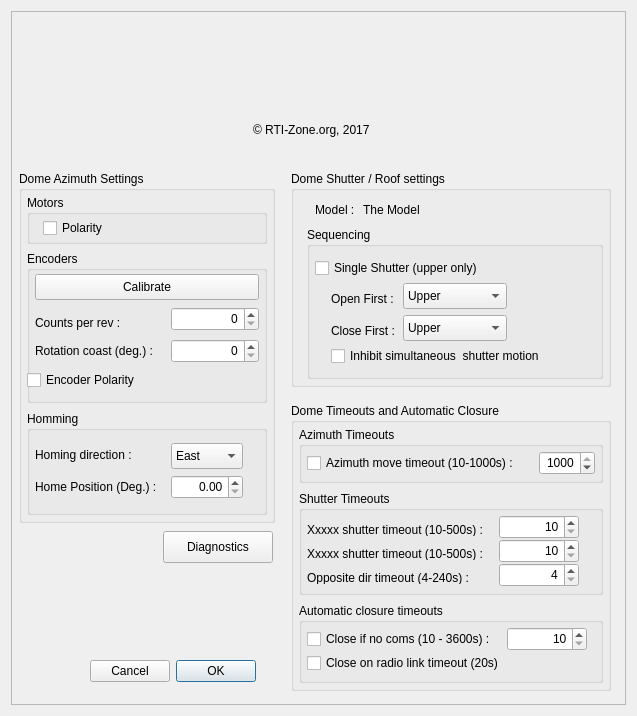
Qt form DomePro.ui (rpineau/DomePro) before a commit.
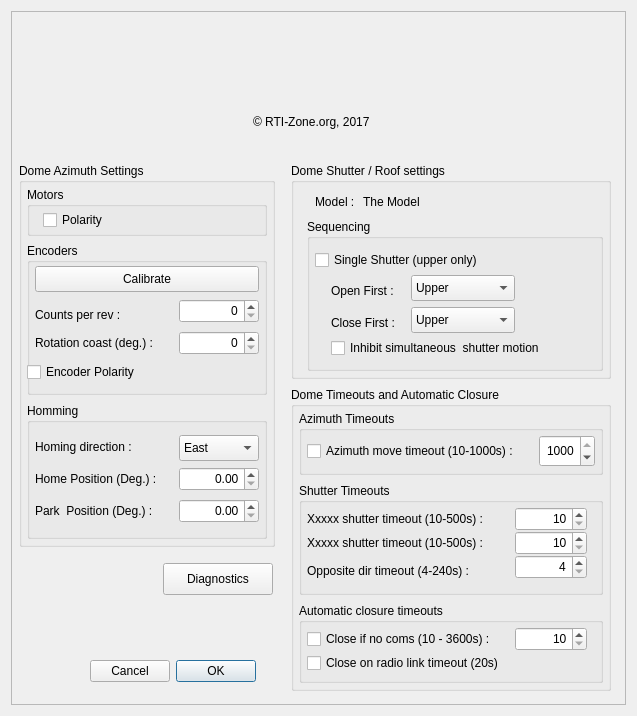
The same form after that commit. Icons and pictures are not drawn. Custom widgets are drawn as their Qt base class.

Commit message: Partly implemented the UI.

```diff
--- a/DomePro.ui
+++ b/DomePro.ui
@@ -12,14 +12,14 @@
   </property>
   <property name="minimumSize">
    <size>
-    <width>344</width>
-    <height>442</height>
+    <width>637</width>
+    <height>716</height>
    </size>
   </property>
   <property name="maximumSize">
    <size>
-    <width>9999</width>
-    <height>9999</height>
+    <width>637</width>
+    <height>716</height>
    </size>
   </property>
   <property name="windowTitle">
@@ -36,8 +36,8 @@
      </property>
      <property name="maximumSize">
       <size>
-       <width>1024</width>
-       <height>768</height>
+       <width>9999</width>
+       <height>9999</height>
       </size>
      </property>
      <property name="frameShape">
@@ -53,9 +53,9 @@
       <property name="geometry">
        <rect>
         <x>8</x>
-        <y>160</y>
+        <y>152</y>
         <width>256</width>
-        <height>352</height>
+        <height>384</height>
        </rect>
       </property>
       <property name="title">
@@ -104,7 +104,7 @@
          <rect>
           <x>8</x>
           <y>88</y>
-          <width>128</width>
+          <width>136</width>
           <height>24</height>
          </rect>
         </property>
@@ -115,9 +115,9 @@
        <widget class="QSpinBox" name="spinBox">
         <property name="geometry">
          <rect>
-          <x>144</x>
+          <x>152</x>
           <y>88</y>
-          <width>88</width>
+          <width>80</width>
           <height>24</height>
          </rect>
         </property>
@@ -130,7 +130,7 @@
          <rect>
           <x>8</x>
           <y>64</y>
-          <width>96</width>
+          <width>136</width>
           <height>16</height>
          </rect>
         </property>
@@ -141,9 +141,9 @@
        <widget class="QSpinBox" name="ticksPerRev">
         <property name="geometry">
          <rect>
-          <x>144</x>
+          <x>152</x>
           <y>56</y>
-          <width>88</width>
+          <width>80</width>
           <height>24</height>
          </rect>
         </property>
@@ -187,7 +187,7 @@
          <x>8</x>
          <y>240</y>
          <width>240</width>
-         <height>104</height>
+         <height>136</height>
         </rect>
        </property>
        <property name="title">
@@ -198,7 +198,7 @@
          <rect>
           <x>8</x>
           <y>64</y>
-          <width>132</width>
+          <width>136</width>
           <height>24</height>
          </rect>
         </property>
@@ -209,9 +209,9 @@
        <widget class="QDoubleSpinBox" name="homePosition">
         <property name="geometry">
          <rect>
-          <x>144</x>
+          <x>152</x>
           <y>64</y>
-          <width>72</width>
+          <width>80</width>
           <height>24</height>
          </rect>
         </property>
@@ -227,7 +227,7 @@
          <rect>
           <x>8</x>
           <y>32</y>
-          <width>104</width>
+          <width>136</width>
           <height>24</height>
          </rect>
         </property>
@@ -238,9 +238,9 @@
        <widget class="QComboBox" name="comboBox_3">
         <property name="geometry">
          <rect>
-          <x>144</x>
+          <x>152</x>
           <y>32</y>
-          <width>72</width>
+          <width>80</width>
           <height>26</height>
          </rect>
         </property>
@@ -255,13 +255,42 @@
          </property>
         </item>
        </widget>
+       <widget class="QLabel" name="label_13">
+        <property name="geometry">
+         <rect>
+          <x>8</x>
+          <y>96</y>
+          <width>136</width>
+          <height>24</height>
+         </rect>
+        </property>
+        <property name="text">
+         <string>Park  Position (Deg.) :</string>
+        </property>
+       </widget>
+       <widget class="QDoubleSpinBox" name="parkPosition">
+        <property name="geometry">
+         <rect>
+          <x>152</x>
+          <y>96</y>
+          <width>80</width>
+          <height>24</height>
+         </rect>
+        </property>
+        <property name="alignment">
+         <set>Qt::AlignRight|Qt::AlignTrailing|Qt::AlignVCenter</set>
+        </property>
+        <property name="maximum">
+         <double>359.990000000000009</double>
+        </property>
+       </widget>
       </widget>
      </widget>
      <widget class="QGroupBox" name="groupBox_3">
       <property name="geometry">
        <rect>
         <x>280</x>
-        <y>160</y>
+        <y>152</y>
         <width>320</width>
         <height>216</height>
        </rect>
@@ -336,7 +365,7 @@
        <widget class="QComboBox" name="comboBox">
         <property name="geometry">
          <rect>
-          <x>96</x>
+          <x>104</x>
           <y>56</y>
           <width>104</width>
           <height>26</height>
@@ -369,7 +398,7 @@
        <widget class="QComboBox" name="comboBox_2">
         <property name="geometry">
          <rect>
-          <x>96</x>
+          <x>104</x>
           <y>88</y>
           <width>104</width>
           <height>26</height>
@@ -405,9 +434,9 @@
       <property name="geometry">
        <rect>
         <x>280</x>
-        <y>392</y>
+        <y>376</y>
         <width>320</width>
-        <height>288</height>
+        <height>304</height>
        </rect>
       </property>
       <property name="title">
@@ -419,7 +448,7 @@
          <x>8</x>
          <y>24</y>
          <width>304</width>
-         <height>56</height>
+         <height>64</height>
         </rect>
        </property>
        <property name="title">
@@ -429,9 +458,9 @@
         <property name="geometry">
          <rect>
           <x>8</x>
-          <y>24</y>
+          <y>32</y>
           <width>232</width>
-          <height>24</height>
+          <height>16</height>
          </rect>
         </property>
         <property name="text">
@@ -444,7 +473,7 @@
           <x>240</x>
           <y>24</y>
           <width>56</width>
-          <height>24</height>
+          <height>32</height>
          </rect>
         </property>
         <property name="alignment">
@@ -465,9 +494,9 @@
        <property name="geometry">
         <rect>
          <x>8</x>
-         <y>88</y>
+         <y>96</y>
          <width>304</width>
-         <height>104</height>
+         <height>112</height>
         </rect>
        </property>
        <property name="title">
@@ -477,9 +506,9 @@
         <property name="geometry">
          <rect>
           <x>8</x>
-          <y>32</y>
-          <width>192</width>
-          <height>13</height>
+          <y>24</y>
+          <width>208</width>
+          <height>24</height>
          </rect>
         </property>
         <property name="text">
@@ -490,9 +519,9 @@
         <property name="geometry">
          <rect>
           <x>8</x>
-          <y>56</y>
-          <width>192</width>
-          <height>13</height>
+          <y>48</y>
+          <width>208</width>
+          <height>24</height>
          </rect>
         </property>
         <property name="text">
@@ -504,8 +533,8 @@
          <rect>
           <x>8</x>
           <y>80</y>
-          <width>184</width>
-          <height>13</height>
+          <width>208</width>
+          <height>16</height>
          </rect>
         </property>
         <property name="text">
@@ -515,9 +544,9 @@
        <widget class="QSpinBox" name="spinBox_3">
         <property name="geometry">
          <rect>
-          <x>200</x>
+          <x>216</x>
           <y>24</y>
-          <width>80</width>
+          <width>72</width>
           <height>24</height>
          </rect>
         </property>
@@ -534,9 +563,9 @@
        <widget class="QSpinBox" name="spinBox_4">
         <property name="geometry">
          <rect>
-          <x>200</x>
+          <x>216</x>
           <y>48</y>
-          <width>80</width>
+          <width>72</width>
           <height>24</height>
          </rect>
         </property>
@@ -553,9 +582,9 @@
        <widget class="QSpinBox" name="spinBox_5">
         <property name="geometry">
          <rect>
-          <x>200</x>
+          <x>216</x>
           <y>72</y>
-          <width>80</width>
+          <width>72</width>
           <height>24</height>
          </rect>
         </property>
@@ -577,7 +606,7 @@
        <property name="geometry">
         <rect>
          <x>8</x>
-         <y>200</y>
+         <y>216</y>
          <width>304</width>
          <height>80</height>
         </rect>
@@ -590,7 +619,7 @@
          <rect>
           <x>8</x>
           <y>24</y>
-          <width>200</width>
+          <width>216</width>
           <height>24</height>
          </rect>
         </property>
@@ -601,9 +630,9 @@
        <widget class="QSpinBox" name="spinBox_6">
         <property name="geometry">
          <rect>
-          <x>208</x>
+          <x>216</x>
           <y>24</y>
-          <width>80</width>
+          <width>72</width>
           <height>24</height>
          </rect>
         </property>
@@ -636,7 +665,7 @@
       <property name="geometry">
        <rect>
         <x>160</x>
-        <y>8</y>
+        <y>0</y>
         <width>281</width>
         <height>145</height>
        </rect>
@@ -719,7 +748,7 @@
       <property name="geometry">
        <rect>
         <x>152</x>
-        <y>520</y>
+        <y>552</y>
         <width>110</width>
         <height>32</height>
        </rect>
```
Left out of the diff: 1 changed line with no effect on the pictures. The commit also changes 7 other files.
